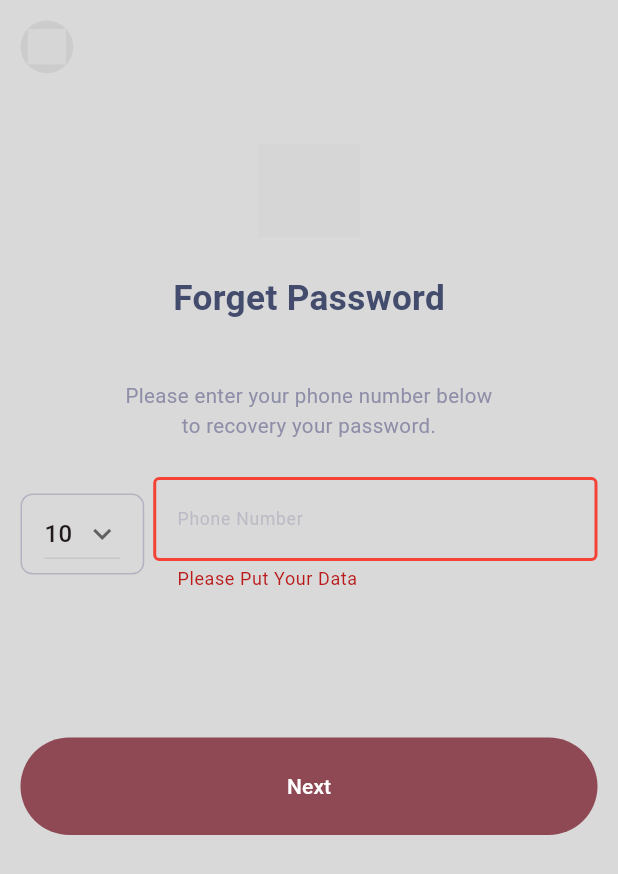
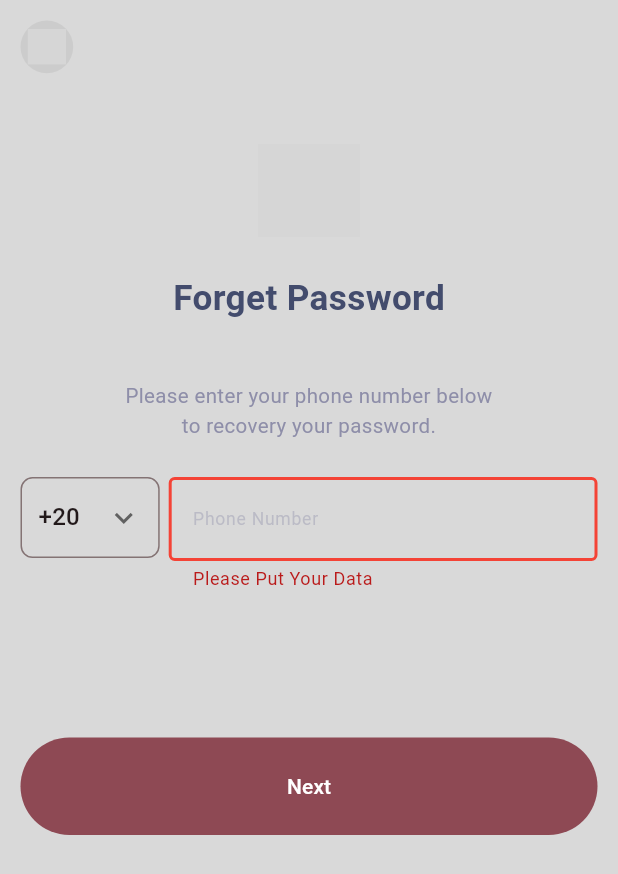
Before and after one commit to abdelhadyalaa/cosmatics, a Flutter app: the ForgetPasswordView screen opened directly, after a tap on "Next", on a phone screen of 412 x 824 dp. Shown: the top 874 px of the screen. Run offline on Flutter 3.47's test engine with Material 3 defaults, Android fonts, the phone set to English and light mode, and no system bars; our stand-ins replace animate_do, circular_countdown_timer, dio, flutter_screenutil, flutter_svg, geolocator and 4 more; accounts and stored records are empty; network calls fail; Roboto replaces fonts that are missing (Montserrat); grey boxes are pictures that could not be loaded.

Commit message:
update project features

```diff
--- /dev/null
+++ b/lib/core/logic/end_points.dart
@@ -0,0 +1,18 @@
+class EndPoints {
+  static const String baseUrl = "https://cosmatics.growfet.com";
+  static const String login = "/api/Auth/login";
+  static const String register = "/api/Auth/register";
+  static const String verifyOtp = "/api/Auth/verify-otp";
+  static const String resendOtp = "/api/Auth/resend-otp";
+  static const String forgetPassword = "/api/Auth/forgot-password";
+  static const String resetPassword = "/api/Auth/reset-password";
+}
+
+class ApiKeys {
+  static const String token = "token";
+  static const String message = "message";
+  static const String email = "email";
+  static const String password = "password";
+  static const String username = "name";
+  static const String phone = "phone";
+}
--- a/lib/core/ui/app_country_code.dart
+++ b/lib/core/ui/app_country_code.dart
@@ -1,7 +1,9 @@
 import 'package:flutter/material.dart';
 
 class AppCountryCode extends StatefulWidget {
-  const AppCountryCode({super.key});
+  final ValueChanged<String>? onChanged;
+
+  const AppCountryCode({super.key, this.onChanged});
 
   @override
   State<AppCountryCode> createState() => _AppCountryCodeState();
@@ -10,12 +12,18 @@ class AppCountryCode extends StatefulWidget {
 class _AppCountryCodeState extends State<AppCountryCode> {
   late int selectedCountryCode;
 
-  final list = [10, 20, 30, 40, 50];
+  final list = [20, 966, 971, 965];
 
   @override
   void initState() {
     super.initState();
     selectedCountryCode = list.first;
+
+    WidgetsBinding.instance.addPostFrameCallback((_) {
+      if (widget.onChanged != null) {
+        widget.onChanged!("+$selectedCountryCode");
+      }
+    });
   }
 
   @override
@@ -25,26 +33,31 @@ class _AppCountryCodeState extends State<AppCountryCode> {
       child: DecoratedBox(
         decoration: BoxDecoration(
           borderRadius: BorderRadius.circular(8),
-          border: Border.all(
-            color: Theme.of(
-              context,
-            ).inputDecorationTheme.enabledBorder!.borderSide.color,
+          border: Border.all(color: Theme.of(context).dividerColor),
         ),
-        ),
+        child: DropdownButtonHideUnderline(
           child: DropdownButton<int>(
-          icon: Padding(
-            padding: const EdgeInsetsDirectional.only(start: 8.0),
+            icon: const Padding(
+              padding: EdgeInsetsDirectional.only(start: 8.0),
               child: Icon(Icons.keyboard_arrow_down),
             ),
-          padding: EdgeInsets.symmetric(horizontal: 16, vertical: 3),
+            padding: const EdgeInsets.symmetric(horizontal: 12, vertical: 3),
             value: selectedCountryCode,
             items: list
-              .map((e) => DropdownMenuItem(value: e, child: Text("$e")))
+                .map((e) => DropdownMenuItem(value: e, child: Text("+$e")))
                 .toList(),
             onChanged: (value) {
-            selectedCountryCode = value!;
-            setState(() {});
+              if (value != null) {
+                setState(() {
+                  selectedCountryCode = value;
+                });
+
+                if (widget.onChanged != null) {
+                  widget.onChanged!("+$value");
+                }
+              }
             },
+          ),
         ),
       ),
     );
--- a/lib/core/ui/app_input.dart
+++ b/lib/core/ui/app_input.dart
@@ -1,6 +1,5 @@
 import 'package:flutter/material.dart';
 import 'package:flutter_screenutil/flutter_screenutil.dart';
-
 import 'app_country_code.dart';
 import 'app_image.dart';
 
@@ -11,6 +10,8 @@ class AppInput extends StatefulWidget {
   final TextInputType keyboardType;
   final bool withCountryCode, isPassword, isSearch;
   final double? bottomSpace;
+
+  final ValueChanged<String>? onCountryCodeChanged;
 
   const AppInput({
     super.key,
@@ -23,6 +24,7 @@ class AppInput extends StatefulWidget {
     this.keyboardType = TextInputType.text,
     this.isSearch = false,
     this.controller,
+    this.onCountryCodeChanged,
   });
 
   @override
@@ -39,8 +41,17 @@ class _AppInputState extends State<AppInput> {
     return Padding(
       padding: EdgeInsets.only(bottom: widget.bottomSpace ?? 16.h),
       child: Row(
+        crossAxisAlignment: CrossAxisAlignment.start,
         children: [
-          if (widget.withCountryCode) AppCountryCode(),
+          if (widget.withCountryCode)
+            AppCountryCode(
+              onChanged: (code) {
+                if (widget.onCountryCodeChanged != null) {
+                  widget.onCountryCodeChanged!(code);
+                }
+              },
+            ),
+
           Expanded(
             child: TextFormField(
               controller: widget.controller,
@@ -54,21 +65,16 @@ class _AppInputState extends State<AppInput> {
                 return null;
               },
               obscureText: widget.isPassword && isHidden,
-
               decoration: InputDecoration(
                 border: OutlineInputBorder(borderRadius: borderRadius),
-                enabledBorder: OutlineInputBorder(
-                  borderRadius: borderRadius,
-                  // borderSide: BorderSide(color: Colors.grey.shade300),
-                ),
+                enabledBorder: OutlineInputBorder(borderRadius: borderRadius),
                 focusedBorder: OutlineInputBorder(
                   borderRadius: borderRadius,
                   borderSide: BorderSide(color: Theme.of(context).primaryColor),
                 ),
-                errorBorder: OutlineInputBorder(
+                errorBorder: const OutlineInputBorder(
                   borderSide: BorderSide(color: Colors.red, width: 2.0),
                 ),
-
                 labelText: widget.label,
                 hintText: widget.hint,
                 suffixIcon: widget.isPassword
--- a/lib/views/auth/forget_password.dart
+++ b/lib/views/auth/forget_password.dart
@@ -1,9 +1,11 @@
+import 'package:cosmetics_app/core/logic/dio_helper.dart';
+import 'package:cosmetics_app/core/logic/end_points.dart';
 import 'package:cosmetics_app/core/logic/helper_methods.dart';
 import 'package:cosmetics_app/core/ui/app_back.dart';
 import 'package:cosmetics_app/views/auth/otp.dart';
 import 'package:flutter/material.dart';
 import 'package:flutter_screenutil/flutter_screenutil.dart';
-import 'package:dio/dio.dart'; // تأكد من استيراد dio
+import 'package:dio/dio.dart';
 
 import '../../core/ui/app_button.dart';
 import '../../core/ui/app_image.dart';
@@ -18,7 +20,7 @@ class ForgetPasswordView extends StatefulWidget {
 
 class _ForgetPasswordViewState extends State<ForgetPasswordView> {
   final formKey = GlobalKey<FormState>();
-  final phoneController = TextEditingController(); // لإمساك رقم الهاتف
+  final phoneController = TextEditingController();
   bool isLoading = false;
 
   void sendCode() async {
@@ -26,16 +28,23 @@ class _ForgetPasswordViewState extends State<ForgetPasswordView> {
       setState(() => isLoading = true);
 
       try {
-        final response = await Dio().post(
-          "http://www.cosmatics.growfet.com/api/Auth/forgot-password",
-          data: {"countryCode": "+20", "phoneNumber": phoneController.text},
+        final response = await DioHelper(dio: Dio()).postData(
+          EndPoints.forgetPassword,
+          data: {"countryCode": "+20", "phoneNumber": phoneController.text.trim()},
         );
 
-        if (response.statusCode == 200) {
+        if (response != null) {
           if (mounted) {
+            ScaffoldMessenger.of(context).showSnackBar(
+              SnackBar(
+                content: Text(response["message"] ?? "OTP Sent!"),
+                backgroundColor: Colors.green,
+              ),
+            );
+
             goTo(
               page: OtpView(
-                phone: phoneController.text,
+                phone:phoneController.text.trim() ,
                 isFromCreateAccount: false,
               ),
               canPop: true,
--- a/lib/views/auth/success_dialog.dart
+++ b/lib/views/auth/success_dialog.dart
@@ -50,7 +50,10 @@ class SuccessDialog extends StatelessWidget {
         AppButton(
           text: isFromCreateAccount ? "Go to home" : "Return to login",
           onPressed: () {
-            goTo(page: isFromCreateAccount?LoginView():LoginView(), canPop: false);
+            goTo(
+              page: isFromCreateAccount ? HomeView() : LoginView(),
+              canPop: false,
+            );
           },
         ),
       ],
--- a/lib/views/home/pages/profile/components/item.dart
+++ b/lib/views/home/pages/profile/components/item.dart
@@ -4,7 +4,7 @@ class _Item extends StatelessWidget {
   final VoidCallback? onTap;
   final Widget? page;
 
-  const _Item({required this.title, this.onTap, this.page});
+  const _Item({required this.title, this.onTap});
 
   @override
   Widget build(BuildContext context) {
--- a/lib/views/on_boarding.dart
+++ b/lib/views/on_boarding.dart
@@ -54,7 +54,7 @@ class _OnBoardingState extends State<OnBoarding> {
                   alignment: AlignmentDirectional.centerEnd,
                   child: TextButton(
                     onPressed: () {
-                      goTo(page: LoginView());
+                      goToLogin();
                     },
                     child: Text(
                       "Skip",
@@ -98,8 +98,7 @@ class _OnBoardingState extends State<OnBoarding> {
                       padding: const EdgeInsets.symmetric(horizontal: 60.0),
                       child: AppButton(
                         onPressed: () {
-                          goTo(page: LoginView());
-                        },
+                          goToLogin();                        },
                         color: Color(0xff434C6D),
                         text: "let’s start!",
                       ),
--- a/lib/views/splah.dart
+++ b/lib/views/splah.dart
@@ -16,7 +16,6 @@ class SplashScreen extends StatefulWidget {
 class _SplashScreenState extends State<SplashScreen> {
   @override
   void initState() {
-    // TODO: implement initState
     super.initState();
     goTo(delaySeconds: 5, page: OnBoarding());
   }
```
Also changed, not shown: lib/core/logic/dio_helper.dart (+57 -0 lines), lib/core/ui/app_resend_otp.dart (+36 -19 lines), lib/main.dart (+9 -5 lines), lib/views/auth/create_account.dart (+56 -20 lines), lib/views/auth/login.dart (+32 -49 lines), lib/views/auth/new_password.dart (+21 -16 lines), lib/views/auth/otp.dart (+52 -27 lines). Lines whose indentation alone changed are shown as unchanged.
